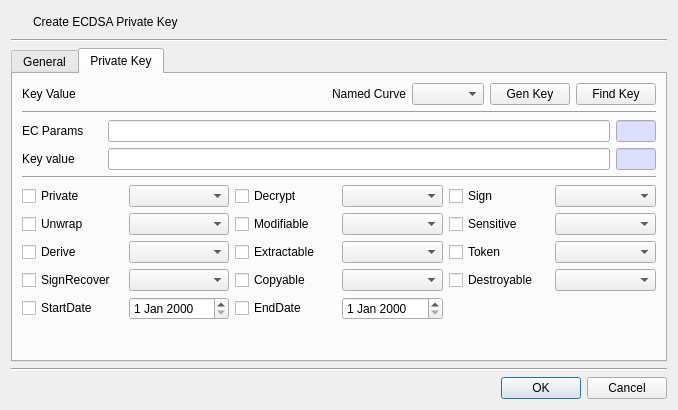
First picture: the form in CryptokiMan/create_ec_pri_key_dlg.ui, repository jykim74/CryptokiMan, before the edit.
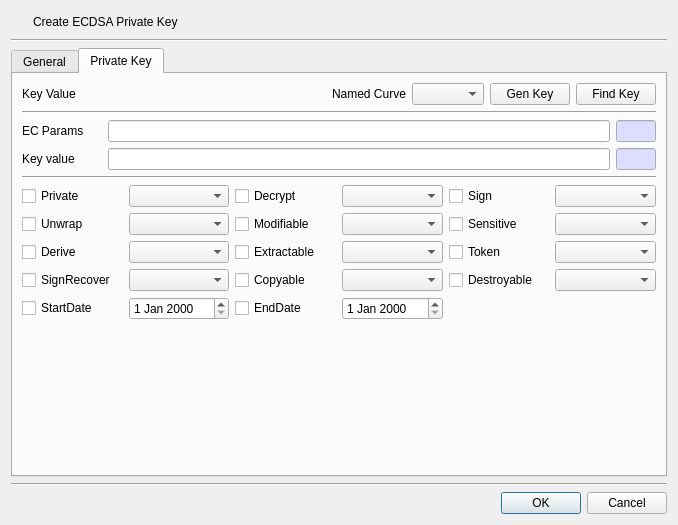
Second picture: the form after the edit. Icons and pictures are not drawn.

The edit to the form file:
```diff
--- a/CryptokiMan/create_ec_pri_key_dlg.ui
+++ b/CryptokiMan/create_ec_pri_key_dlg.ui
@@ -7,7 +7,7 @@
     <x>0</x>
     <y>0</y>
     <width>678</width>
-    <height>410</height>
+    <height>525</height>
    </rect>
   </property>
   <property name="windowTitle">
```
